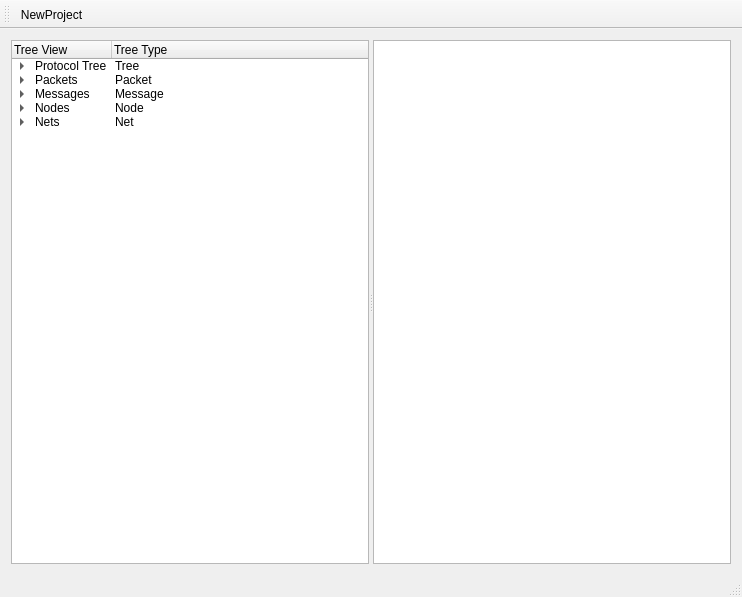
Before: the Qt Designer form src/frame_work/tools/prot_design/protocolo_designer/mainwindow.ui in samiavasil/temporary, drawn with Qt 5.
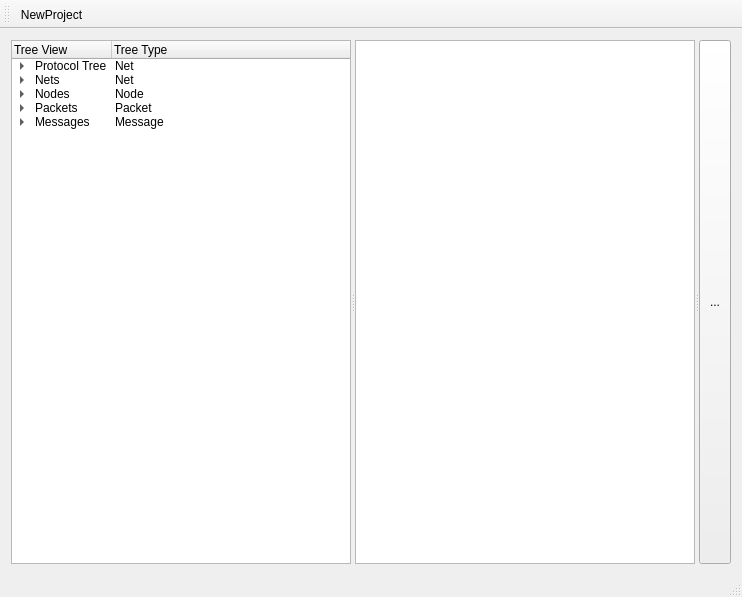
After: the same form once the commit is applied.

```diff
--- a/src/frame_work/tools/prot_design/protocolo_designer/mainwindow.ui
+++ b/src/frame_work/tools/prot_design/protocolo_designer/mainwindow.ui
@@ -36,7 +36,7 @@
          <string>Protocol Tree</string>
         </property>
         <property name="text">
-         <string>Tree</string>
+         <string>Net</string>
         </property>
         <item>
          <property name="text">
@@ -122,6 +122,42 @@
          </item>
         </item>
        </item>
+       <item>
+        <property name="text">
+         <string>Nets</string>
+        </property>
+        <property name="text">
+         <string>Net</string>
+        </property>
+        <item>
+         <property name="text">
+          <string>Net1</string>
+         </property>
+        </item>
+        <item>
+         <property name="text">
+          <string>Net2</string>
+         </property>
+        </item>
+       </item>
+       <item>
+        <property name="text">
+         <string>Nodes</string>
+        </property>
+        <property name="text">
+         <string>Node</string>
+        </property>
+        <item>
+         <property name="text">
+          <string>Node1</string>
+         </property>
+        </item>
+        <item>
+         <property name="text">
+          <string>Node2</string>
+         </property>
+        </item>
+       </item>
        <item>
         <property name="text">
          <string>Packets</string>
@@ -176,41 +212,8 @@
          <property name="text">
           <string>Message11</string>
          </property>
-        </item>
-       </item>
-       <item>
-        <property name="text">
-         <string>Nodes</string>
-        </property>
-        <property name="text">
-         <string>Node</string>
-        </property>
-        <item>
          <property name="text">
-          <string>Node1</string>
-         </property>
-        </item>
-        <item>
-         <property name="text">
-          <string>Node2</string>
-         </property>
-        </item>
-       </item>
-       <item>
-        <property name="text">
-         <string>Nets</string>
-        </property>
-        <property name="text">
-         <string>Net</string>
-        </property>
-        <item>
-         <property name="text">
-          <string>Net1</string>
-         </property>
-        </item>
-        <item>
-         <property name="text">
-          <string>Net2</string>
+          <string>Message</string>
          </property>
         </item>
        </item>
@@ -220,6 +223,11 @@
         <enum>Qt::ActionsContextMenu</enum>
        </property>
       </widget>
+      <widget class="QToolButton" name="toolButton">
+       <property name="text">
+        <string>...</string>
+       </property>
+      </widget>
      </widget>
     </item>
    </layout>
```
Left out of the diff: 25 changed lines with no effect on the pictures.
